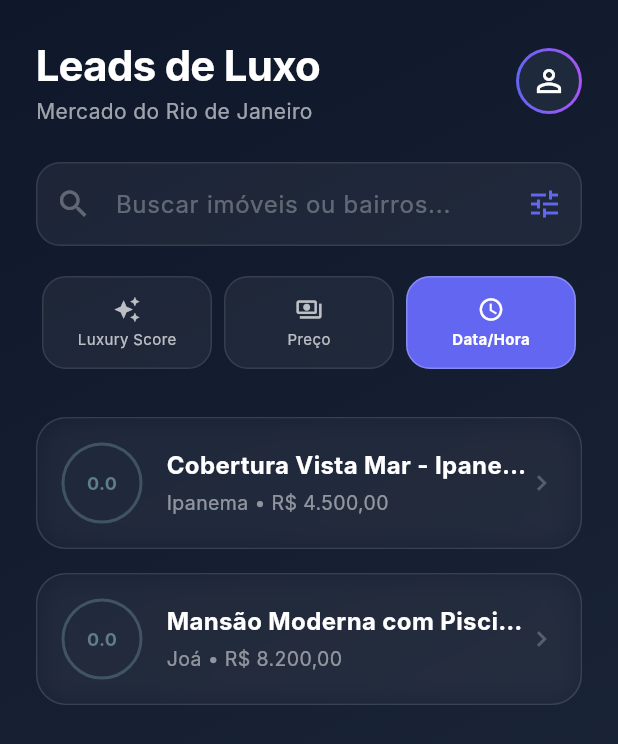
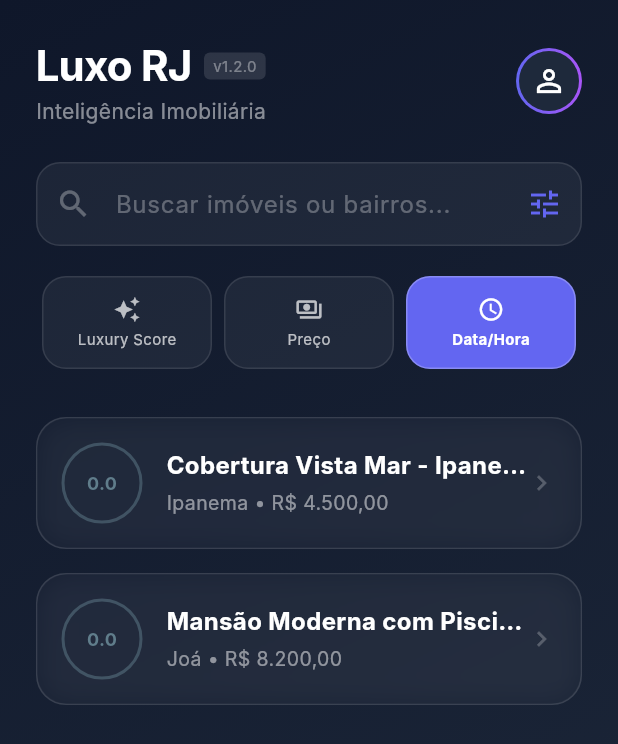
Before and after one commit to caiofrk/AIRBNB_LEAD_GENERATOR, a Flutter app: the screen it shows after launch, on a phone screen of 412 x 824 dp. Shown: the top 744 px of the screen. Run offline on Flutter 3.47's test engine with Material 3 defaults, Android fonts, the phone set to English and light mode, and no system bars; our stand-ins replace supabase_flutter; accounts and stored records are empty; Roboto replaces fonts that are missing (Inter).

Commit message:
Update APK

```diff
--- a/luxo_rj_scraper/app/lib/main.dart
+++ b/luxo_rj_scraper/app/lib/main.dart
@@ -86,31 +86,27 @@ class _DashboardPageState extends State<DashboardPage> {
                 return matchSearch && matchBairro && isNotContacted;
               }).toList();
 
-              // 3. APPLY "THE EQUATION" (Luxury Rate)
-              // N = Total number of leads
-              // Rank = Position when sorted by Price (High to Low)
-              List<Map<String, dynamic>> priceSorted = List.from(allLeads);
-              priceSorted.sort(
-                (a, b) => ((b['preco_noite'] as num?)?.toDouble() ?? 0.0)
-                    .compareTo((a['preco_noite'] as num?)?.toDouble() ?? 0.0),
-              );
+              // 3. APPLY "THE EQUATION" (Luxury Rate) - OPTIMIZED
+              int N = allLeads.length;
+              if (N > 0) {
+                // Pre-calculate ranks for all prices to avoid O(N^2) builds
+                List<double> allPrices = allLeads
+                    .map((l) => (l['preco_noite'] as num?)?.toDouble() ?? 0.0)
+                    .toList();
+                allPrices.sort((a, b) => b.compareTo(a)); // High to Low
 
-              int N = allLeads.length;
+                final Map<double, int> priceToRank = {};
+                for (int i = 0; i < allPrices.length; i++) {
+                  if (!priceToRank.containsKey(allPrices[i])) {
+                    priceToRank[allPrices[i]] = i + 1;
+                  }
+                }
+
                 for (var l in filteredLeads) {
                   final price = (l['preco_noite'] as num?)?.toDouble() ?? 0.0;
-                // Find rank (Position in the price-sorted list)
-                int rank =
-                    priceSorted.indexWhere(
-                      (item) =>
-                          ((item['preco_noite'] as num?)?.toDouble() ?? 0.0) ==
-                          price,
-                    ) +
-                    1;
-
-                // Luxury Rate = ((N - Rank + 1) / N) * 100
-                double rate = N > 0 ? ((N - rank + 1) / N) * 100.0 : 0.0;
-
-                l['relative_score'] = rate;
+                  int rank = priceToRank[price] ?? N;
+                  l['relative_score'] = ((N - rank + 1) / N) * 100.0;
+                }
               }
 
               // Apply Sorting (using normalized score)
@@ -239,20 +235,39 @@ class _DashboardPageState extends State<DashboardPage> {
             Column(
               crossAxisAlignment: CrossAxisAlignment.start,
               children: [
+                Row(
+                  children: [
                     const Text(
-                  'Leads de Luxo',
+                      'Luxo RJ',
                       style: TextStyle(
                         fontSize: 28,
                         fontWeight: FontWeight.bold,
-                    color: Colors.white,
+                        color: Colors.white, // Added color for visibility
                         letterSpacing: -0.5,
                       ),
                     ),
+                    const SizedBox(width: 8),
+                    Container(
+                      padding: const EdgeInsets.symmetric(
+                        horizontal: 6,
+                        vertical: 2,
+                      ),
+                      decoration: BoxDecoration(
+                        color: Colors.white12,
+                        borderRadius: BorderRadius.circular(4),
+                      ),
+                      child: const Text(
+                        'v1.2.0',
+                        style: TextStyle(fontSize: 10, color: Colors.white38),
+                      ),
+                    ),
+                  ],
+                ),
                 Text(
-                  'Mercado do Rio de Janeiro',
+                  'Inteligência Imobiliária',
                   style: TextStyle(
                     fontSize: 14,
-                    color: Colors.white.withOpacity(0.6),
+                    color: Colors.white.withOpacity(0.5),
                   ),
                 ),
               ],
```
Lines whose indentation alone changed are shown as unchanged.
